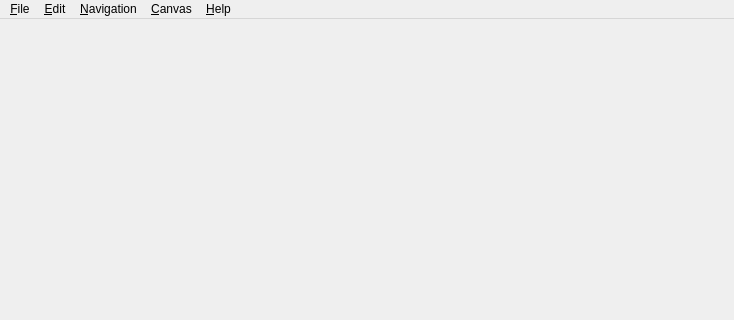
This is libs/gui/viewer.ui in xchrdw/cgsee as Qt 5 draws it before an edit; both pictures show x 0 to 734 and y 0 to 320 of the 734 by 541 pixel window. The edited form follows.
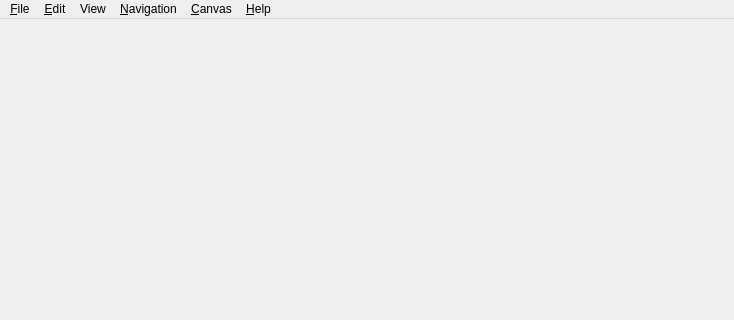
This is the edited form.

Commit message: ref #10, #9 add toggles for navigator and explorer in menu

```diff
--- a/libs/gui/viewer.ui
+++ b/libs/gui/viewer.ui
@@ -99,8 +99,16 @@
     <addaction name="separator"/>
     <addaction name="preferencesAction"/>
    </widget>
+   <widget class="QMenu" name="menuView">
+    <property name="title">
+     <string>View</string>
+    </property>
+    <addaction name="toggleNavigator"/>
+    <addaction name="toggleExplorer"/>
+   </widget>
    <addaction name="fileMenu"/>
    <addaction name="editMenu"/>
+   <addaction name="menuView"/>
    <addaction name="navigationMenu"/>
    <addaction name="canvasMenu"/>
    <addaction name="helpMenu"/>
```
Left out of the diff: 10 changed lines with no effect on the pictures. The commit also changes 2 other files.
